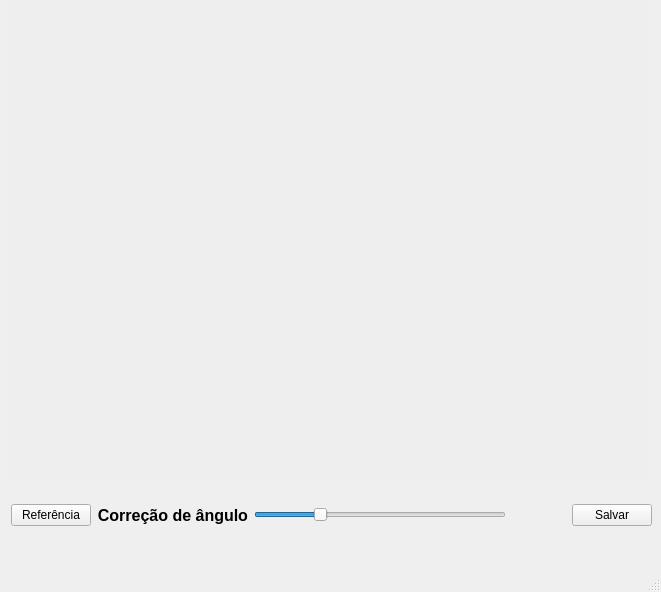
Old version of the form interface/centros.ui in the repository Red-Dragons-UFSCar/red-visao.
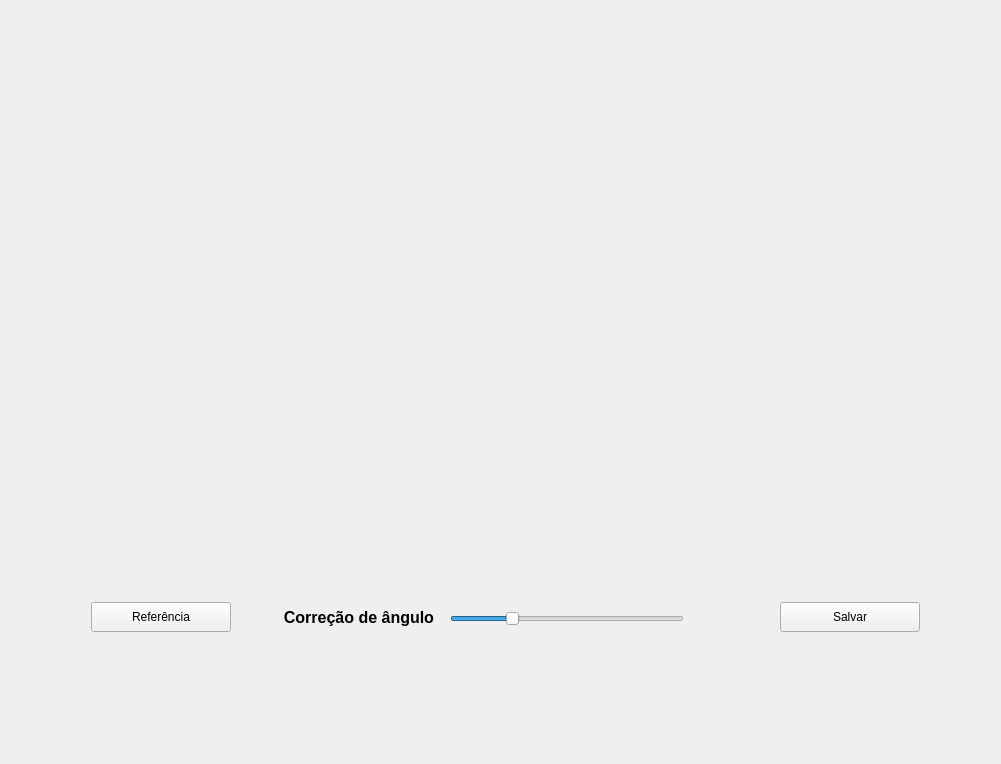
New version of the form.

The edit to the form file:
```diff
--- a/interface/centros.ui
+++ b/interface/centros.ui
@@ -1,24 +1,23 @@
 <?xml version="1.0" encoding="UTF-8"?>
 <ui version="4.0">
- <class>MainWindow</class>
- <widget class="QMainWindow" name="MainWindow">
+ <class>Form</class>
+ <widget class="QWidget" name="Form">
   <property name="geometry">
    <rect>
     <x>0</x>
     <y>0</y>
-    <width>661</width>
-    <height>592</height>
+    <width>1001</width>
+    <height>764</height>
    </rect>
   </property>
   <property name="windowTitle">
    <string>Centros</string>
   </property>
-  <widget class="QWidget" name="centralwidget">
    <widget class="QLabel" name="QT_Imagem">
     <property name="geometry">
      <rect>
-      <x>10</x>
-      <y>0</y>
+     <x>160</x>
+     <y>50</y>
       <width>640</width>
       <height>480</height>
      </rect>
@@ -30,25 +29,28 @@
      <string/>
     </property>
    </widget>
-   <widget class="QWidget" name="">
-    <property name="geometry">
-     <rect>
-      <x>11</x>
-      <y>491</y>
-      <width>641</width>
-      <height>48</height>
-     </rect>
-    </property>
-    <layout class="QHBoxLayout" name="horizontalLayout">
-     <item>
       <widget class="QPushButton" name="QT_btReferencia">
+   <property name="geometry">
+    <rect>
+     <x>91</x>
+     <y>602</y>
+     <width>140</width>
+     <height>30</height>
+    </rect>
+   </property>
        <property name="text">
         <string>Referência</string>
        </property>
       </widget>
-     </item>
-     <item>
       <widget class="QLabel" name="label">
+   <property name="geometry">
+    <rect>
+     <x>258</x>
+     <y>602</y>
+     <width>176</width>
+     <height>30</height>
+    </rect>
+   </property>
        <property name="sizePolicy">
         <sizepolicy hsizetype="Preferred" vsizetype="Preferred">
          <horstretch>0</horstretch>
@@ -69,9 +71,28 @@
         <set>Qt::AlignRight|Qt::AlignTrailing|Qt::AlignVCenter</set>
        </property>
       </widget>
-     </item>
-     <item>
+  <widget class="QPushButton" name="QT_btSalvar">
+   <property name="geometry">
+    <rect>
+     <x>780</x>
+     <y>602</y>
+     <width>140</width>
+     <height>30</height>
+    </rect>
+   </property>
+   <property name="text">
+    <string>Salvar</string>
+   </property>
+  </widget>
       <widget class="QSlider" name="QT_angCorr">
+   <property name="geometry">
+    <rect>
+     <x>450</x>
+     <y>611</y>
+     <width>234</width>
+     <height>15</height>
+    </rect>
+   </property>
        <property name="maximum">
         <number>360</number>
        </property>
@@ -82,9 +103,15 @@
         <enum>Qt::Horizontal</enum>
        </property>
       </widget>
-     </item>
-     <item>
       <widget class="QLabel" name="value_ang">
+   <property name="geometry">
+    <rect>
+     <x>700</x>
+     <y>594</y>
+     <width>61</width>
+     <height>46</height>
+    </rect>
+   </property>
        <property name="sizePolicy">
         <sizepolicy hsizetype="Minimum" vsizetype="Minimum">
          <horstretch>0</horstretch>
@@ -98,31 +125,9 @@
         </size>
        </property>
        <property name="text">
-        <string>                </string>
-       </property>
-      </widget>
-     </item>
-     <item>
-      <widget class="QPushButton" name="QT_btSalvar">
-       <property name="text">
-        <string>Salvar</string>
-       </property>
-      </widget>
-     </item>
-    </layout>
-   </widget>
-  </widget>
-  <widget class="QMenuBar" name="menubar">
-   <property name="geometry">
-    <rect>
-     <x>0</x>
-     <y>0</y>
-     <width>661</width>
-     <height>28</height>
-    </rect>
-   </property>
-  </widget>
-  <widget class="QStatusBar" name="statusbar"/>
+    <string/>
+   </property>
+  </widget>
  </widget>
  <resources/>
  <connections/>
```
Left out of the diff: 2 changed lines with no effect on the pictures. Lines whose indentation alone changed are shown as unchanged.
